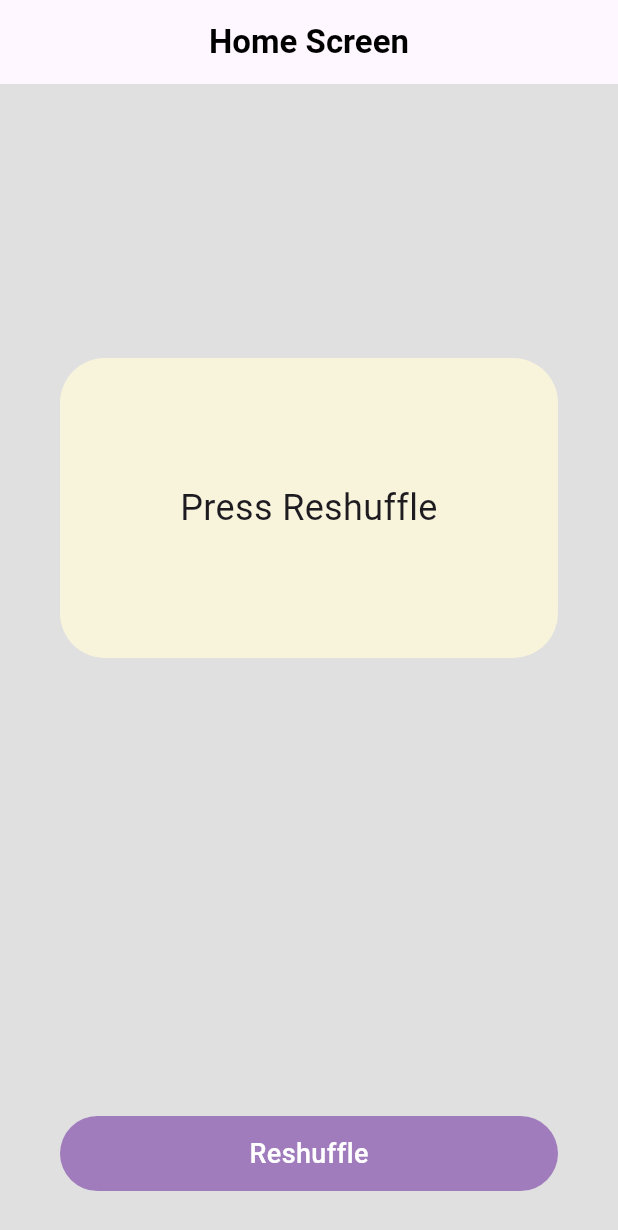
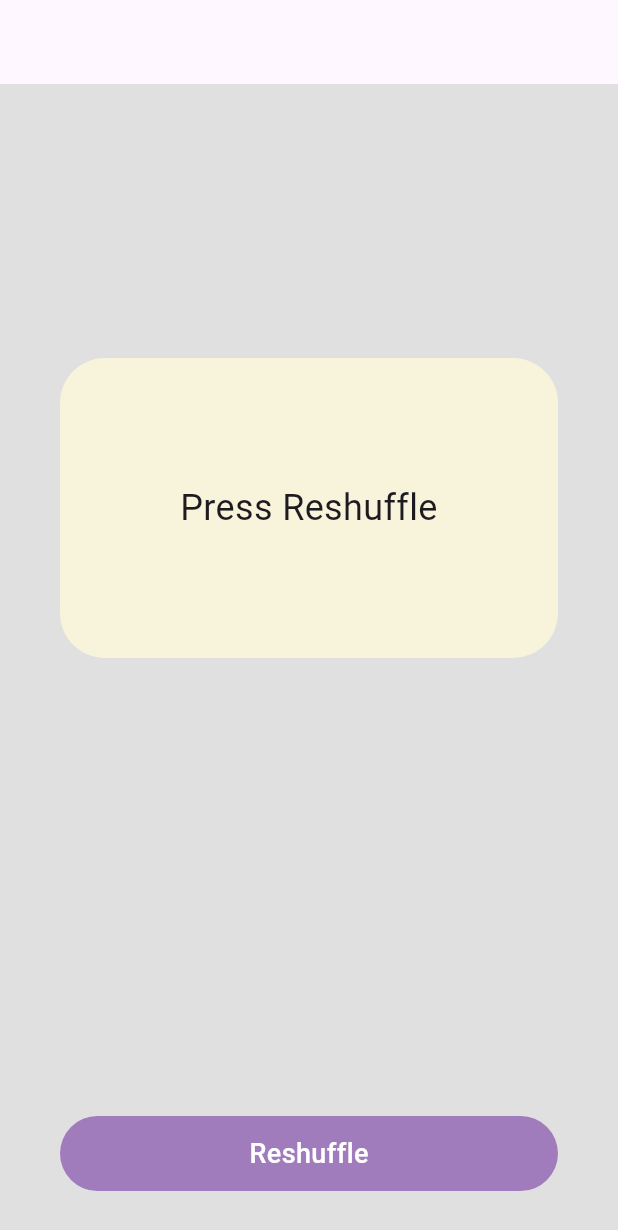
Before and after one commit to AnJasid/sports_picker, a Flutter app: the HomeScreen screen opened directly, on a phone screen of 412 x 824 dp. Shown: the top 1230 px of the screen. Run offline on Flutter 3.47's test engine with Material 3 defaults, Android fonts, the light colour scheme and no system bars; our stand-ins replace google_nav_bar.

Commit message:
update for home screen: remove label

```diff
--- a/lib/screens/home_screen.dart
+++ b/lib/screens/home_screen.dart
@@ -62,7 +62,7 @@ class _HomeScreenState extends State<HomeScreen> {
         elevation: 0,
         // backgroundColor: const Color.fromARGB(255, 236, 226, 187),
         title: const Text(
-          'Home Screen',
+          '',
           style: TextStyle(
             fontWeight: FontWeight.bold,
             color: Colors.black,
```
